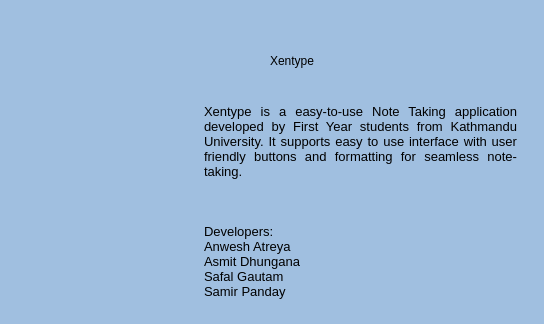
This is xentype/aboutme.ui in TheRealSlimShadies/XenType as Qt 5 draws it before an edit. The edited form follows.
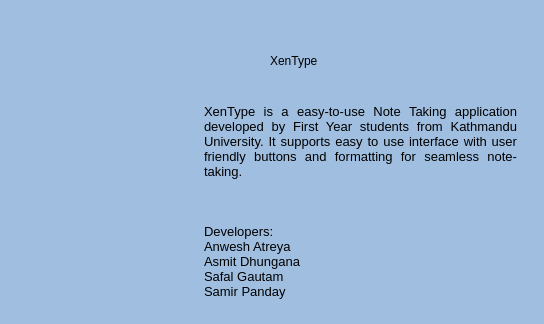
This is the edited form. Icons and pictures are not drawn.

The edit to the form file:
```diff
--- a/xentype/aboutme.ui
+++ b/xentype/aboutme.ui
@@ -38,7 +38,7 @@
 li.unchecked::marker { content: &quot;\2610&quot;; }
 li.checked::marker { content: &quot;\2612&quot;; }
 &lt;/style&gt;&lt;/head&gt;&lt;body style=&quot; font-family:'Segoe UI'; font-size:9pt; font-weight:400; font-style:normal;&quot;&gt;
-&lt;p align=&quot;justify&quot; style=&quot; margin-top:0px; margin-bottom:0px; margin-left:0px; margin-right:0px; -qt-block-indent:0; text-indent:0px;&quot;&gt;&lt;span style=&quot; font-family:'VCR OSD Mono'; font-size:10pt;&quot;&gt;Xentype is a easy-to-use Note Taking application developed by First Year students from Kathmandu University. It supports easy to use interface with user friendly buttons and formatting for seamless note-taking.&lt;/span&gt;&lt;/p&gt;
+&lt;p align=&quot;justify&quot; style=&quot; margin-top:0px; margin-bottom:0px; margin-left:0px; margin-right:0px; -qt-block-indent:0; text-indent:0px;&quot;&gt;&lt;span style=&quot; font-family:'VCR OSD Mono'; font-size:10pt;&quot;&gt;XenType is a easy-to-use Note Taking application developed by First Year students from Kathmandu University. It supports easy to use interface with user friendly buttons and formatting for seamless note-taking.&lt;/span&gt;&lt;/p&gt;
 &lt;p align=&quot;justify&quot; style=&quot;-qt-paragraph-type:empty; margin-top:0px; margin-bottom:0px; margin-left:0px; margin-right:0px; -qt-block-indent:0; text-indent:0px; font-family:'VCR OSD Mono'; font-size:10pt;&quot;&gt;&lt;br /&gt;&lt;/p&gt;
 &lt;p align=&quot;justify&quot; style=&quot;-qt-paragraph-type:empty; margin-top:0px; margin-bottom:0px; margin-left:0px; margin-right:0px; -qt-block-indent:0; text-indent:0px; font-family:'VCR OSD Mono'; font-size:10pt;&quot;&gt;&lt;br /&gt;&lt;/p&gt;
 &lt;p align=&quot;justify&quot; style=&quot;-qt-paragraph-type:empty; margin-top:0px; margin-bottom:0px; margin-left:0px; margin-right:0px; -qt-block-indent:0; text-indent:0px; font-family:'VCR OSD Mono'; font-size:10pt;&quot;&gt;&lt;br /&gt;&lt;/p&gt;
@@ -66,7 +66,7 @@
 color:black;</string>
    </property>
    <property name="text">
-    <string>Xentype</string>
+    <string>XenType</string>
    </property>
   </widget>
   <widget class="QLabel" name="label_2">
```
